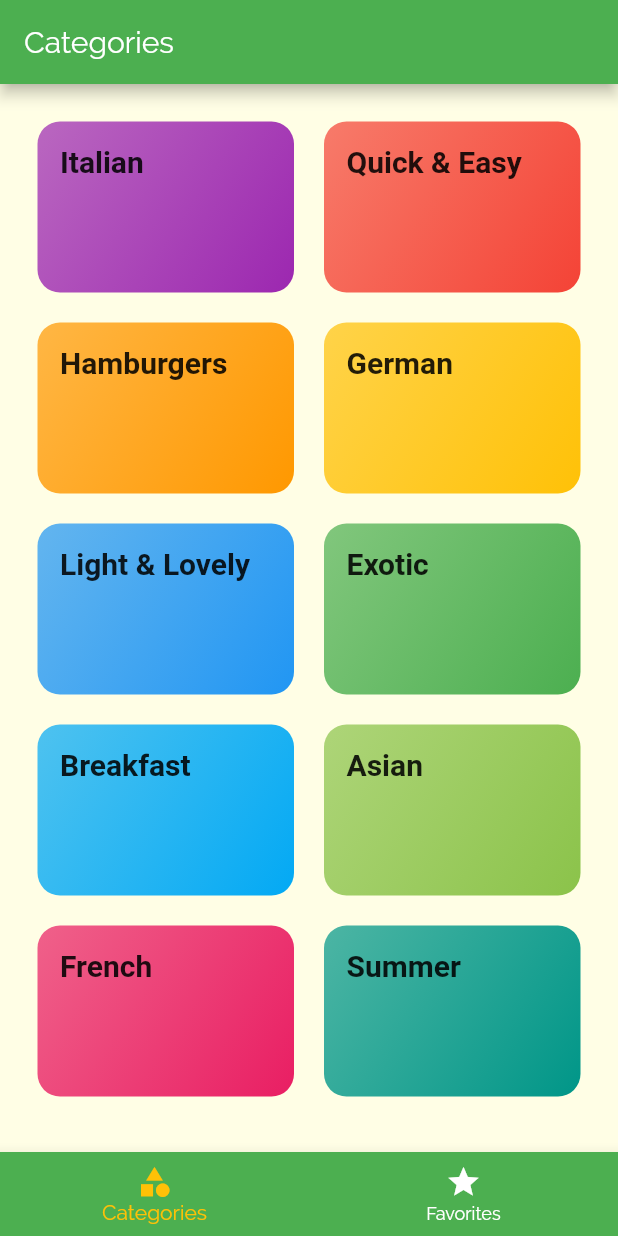
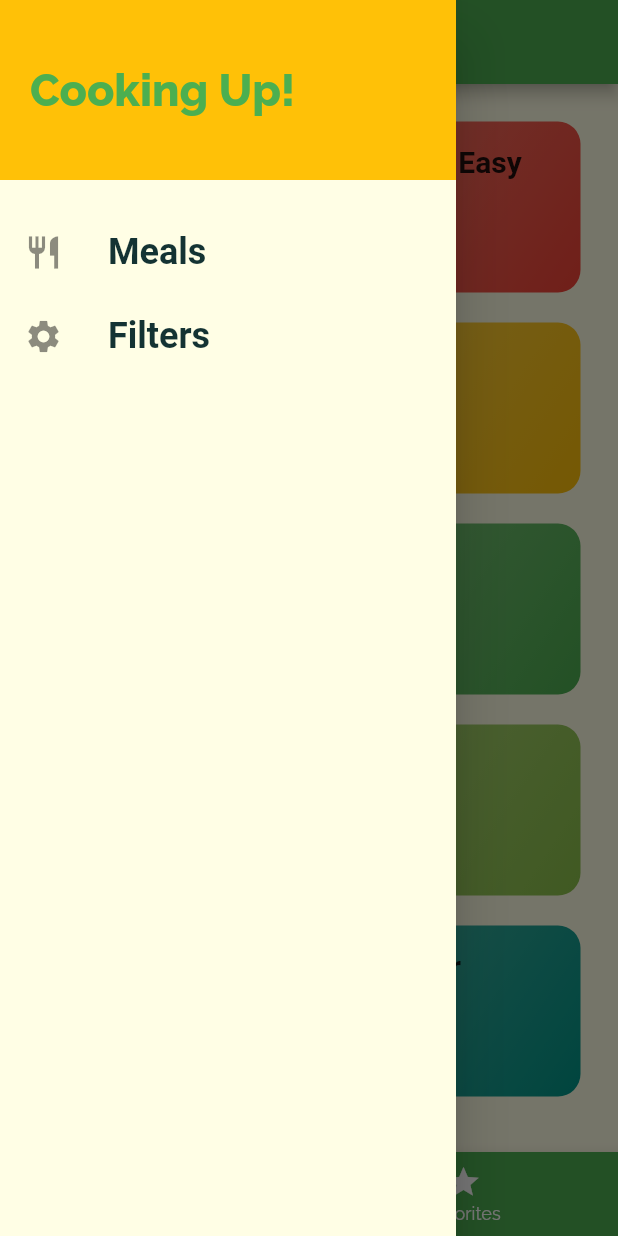
Before and after one commit to Deep27/MealsApp, a Flutter app: the screen it shows after launch, with the side drawer open (before the commit the screen has no drawer), on a phone screen of 412 x 824 dp. Run offline on Flutter 3.47's test engine with Material 2 defaults, Android fonts, the phone set to English and light mode, and no system bars.

Commit message:
Added custom drawer.

```diff
--- a/lib/screens/tabs_screen.dart
+++ b/lib/screens/tabs_screen.dart
@@ -2,6 +2,7 @@ import 'package:flutter/material.dart';
 
 import 'package:meals_app/screens/categories_screen.dart';
 import 'package:meals_app/screens/favorites_screen.dart';
+import 'package:meals_app/widgets/drawers/main_drawer.dart';
 
 class TabsScreen extends StatefulWidget {
   @override
@@ -24,6 +25,7 @@ class _TabsScreenState extends State<TabsScreen> {
       appBar: AppBar(
         title: Text(_pages[_selectedPageIndex]['title']),
       ),
+      drawer: MainDrawer(),
       body: _pages[_selectedPageIndex]['page'],
       bottomNavigationBar: BottomNavigationBar(
         onTap: _selectPage,
--- /dev/null
+++ b/lib/widgets/drawers/main_drawer.dart
@@ -0,0 +1,49 @@
+import 'package:flutter/material.dart';
+
+class MainDrawer extends StatelessWidget {
+
+  ListTile _buildListTile(String title, IconData icon) =>
+          ListTile(
+            leading: Icon(
+              icon,
+              size: 26
+            ),
+            title: Text(
+              title,
+              style: TextStyle(
+                fontFamily: 'Roboto',
+                fontSize: 24,
+                fontWeight: FontWeight.bold,
+              ),
+            ),
+            onTap: () {},
+          );
+
+  @override
+  Widget build(BuildContext context) {
+    return Drawer(
+      child: Column(
+        children: <Widget>[
+          Container(
+            height: 120,
+            width: double.infinity,
+            padding: const EdgeInsets.all(20),
+            alignment: Alignment.centerLeft,
+            color: Theme.of(context).accentColor,
+            child: Text(
+              'Cooking Up!',
+              style: TextStyle(
+                fontWeight: FontWeight.w900,
+                fontSize: 30,
+                color: Theme.of(context).primaryColor,
+              ),
+            ),
+          ),
+          SizedBox(height: 20),
+          _buildListTile('Meals', Icons.restaurant),
+          _buildListTile('Filters', Icons.settings),
+        ],
+      ),
+    );
+  }
+}
```
